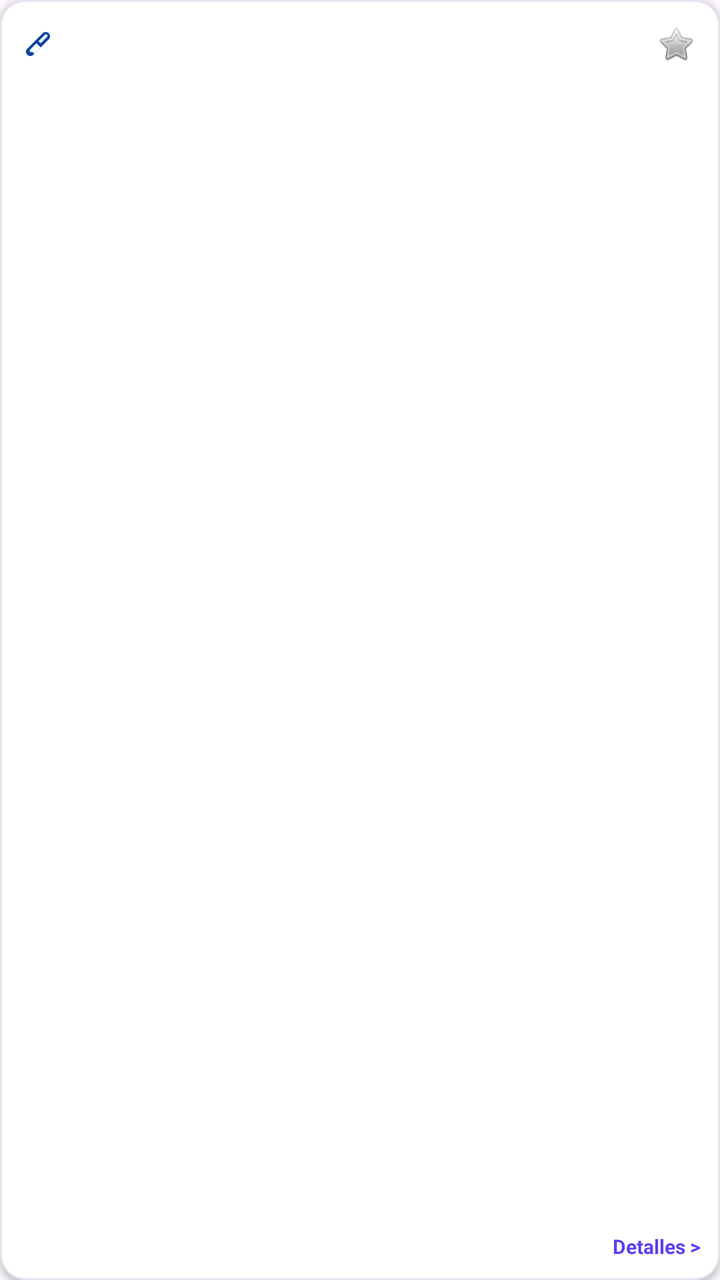
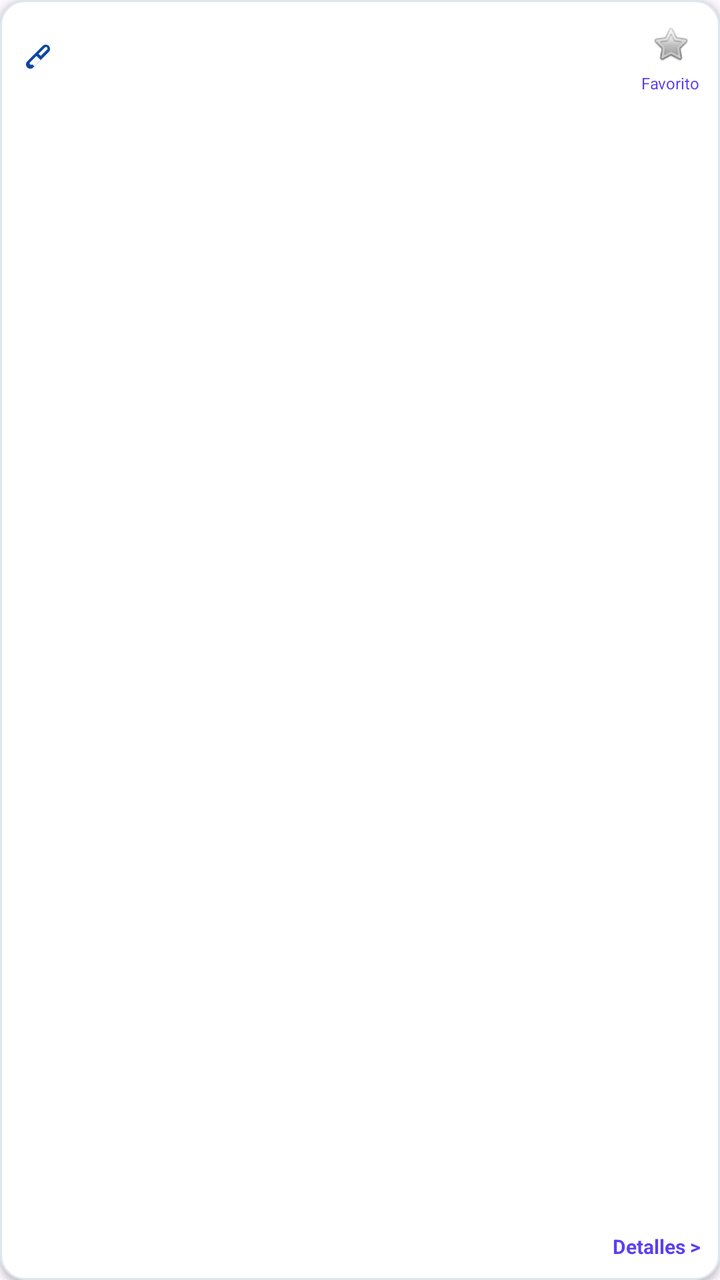

Compare the two renders of this Android layout. The source of the first and the diff that turns it into the second are given below.
<!-- AndroidManifest.xml: application theme Theme.AplicacionMovil -->
<!-- res/layout/item_medicamento.xml -->
<?xml version="1.0" encoding="utf-8"?>
<LinearLayout xmlns:android="http://schemas.android.com/apk/res/android"
    xmlns:app="http://schemas.android.com/apk/res-auto"
    android:layout_width="match_parent"
    android:layout_height="wrap_content"
    android:layout_margin="5dp"
    android:background="@drawable/card_medicamento_bg"
    android:elevation="2dp"
    android:orientation="vertical"
    android:padding="10dp">

    <LinearLayout
        android:layout_width="match_parent"
        android:layout_height="wrap_content"
        android:gravity="center_vertical"
        android:orientation="horizontal"
        android:layout_marginBottom="6dp">

        <ImageView
            android:id="@+id/imgMedicamentoIcono"
            android:layout_width="18dp"
            android:layout_height="18dp"
            android:layout_marginEnd="6dp"
            android:src="@drawable/ic_analgesico"
            app:tint="#0D47A1" />

        <TextView
            android:id="@+id/txtNombre"
            android:layout_width="0dp"
            android:layout_weight="1"
            android:layout_height="wrap_content"
            android:ellipsize="end"
            android:maxLines="2"
            android:textColor="#0D47A1"
            android:textSize="12sp"
            android:textStyle="bold" />

        <ImageView
            android:id="@+id/btnEstrella"
            android:layout_width="24dp"
            android:layout_height="24dp"
            android:src="@android:drawable/btn_star_big_off"
            android:padding="2dp" />
    </LinearLayout>

    <TextView
        android:id="@+id/txtDosis"
        android:layout_width="match_parent"
        android:layout_height="wrap_content"
        android:ellipsize="end"
        android:maxLines="1"
        android:textColor="#666666"
        android:textSize="10sp"
        android:layout_marginBottom="12dp" />

    <View
        android:layout_width="match_parent"
        android:layout_height="0dp"
        android:layout_weight="1" />

    <TextView
        android:id="@+id/txtDetallesLink"
        android:layout_width="wrap_content"
        android:layout_height="wrap_content"
        android:layout_gravity="end"
        android:text="Detalles >"
        android:textColor="#5b3ff1"
        android:textSize="10sp"
        android:textStyle="bold" />
</LinearLayout>
<!-- resources referenced by this layout -->
<resources>
  <!-- drawable card_medicamento_bg (drawable) -->
  <?xml version="1.0" encoding="utf-8"?>
  <shape xmlns:android="http://schemas.android.com/apk/res/android">
      <solid android:color="#FFFFFF" /> 
      <corners android:radius="12dp" />  
      <stroke android:width="1dp" android:color="#E0E6ED" /> 
  </shape>
  <!-- drawable ic_analgesico (drawable) -->
  <vector xmlns:android="http://schemas.android.com/apk/res/android"
      android:width="24dp"
      android:height="24dp"
      android:viewportWidth="24"
      android:viewportHeight="24">
      <path
          android:fillColor="#000000"
          android:pathData="M19.18,4.82c-1.11,-1.11 -2.93,-1.11 -4.04,0L4.82,15.14c-1.11,1.11 -1.11,2.93 0,4.04s2.93,1.11 4.04,0L19.18,8.86c1.11,-1.11 1.11,-2.93 0,-4.04zM8.16,17.14c-0.39,0.39 -1.02,0.39 -1.41,0s-0.39,-1.02 0,-1.41L11,11.5l2.83,2.83 -4.24,4.24zM15.24,12.91l-2.83,-2.83 4.24,-4.24c0.39,-0.39 1.02,-0.39 1.41,0s0.39,1.02 0,1.41l-4.24,4.24z"/>
  </vector>
  <style name="Theme.AplicacionMovil" parent="Base.Theme.AplicacionMovil" />
  <style name="Base.Theme.AplicacionMovil" parent="Theme.Material3.DayNight.NoActionBar">
          
          
      </style>
</resources>

<!-- the commit's change to res/layout/item_medicamento.xml (unified diff, before → after) -->
@@ -35,12 +35,30 @@
             android:textSize="12sp"
             android:textStyle="bold" />
 
-        <ImageView
-            android:id="@+id/btnEstrella"
-            android:layout_width="24dp"
-            android:layout_height="24dp"
-            android:src="@android:drawable/btn_star_big_off"
-            android:padding="2dp" />
+        
+        <LinearLayout
+            android:layout_width="wrap_content"
+            android:layout_height="wrap_content"
+            android:orientation="vertical"
+            android:gravity="center">
+
+            <ImageView
+                android:id="@+id/btnEstrella"
+                android:layout_width="24dp"
+                android:layout_height="24dp"
+                android:src="@android:drawable/btn_star_big_off"
+                android:padding="2dp" />
+
+            <TextView
+                android:layout_width="wrap_content"
+                android:layout_height="wrap_content"
+                android:text="Favorito"
+                android:textSize="8sp"
+                android:textColor="#5b3ff1"
+                android:layout_marginTop="2dp"/>
+
+        </LinearLayout>
+
     </LinearLayout>
 
     <TextView
@@ -67,4 +85,5 @@
         android:textColor="#5b3ff1"
         android:textSize="10sp"
         android:textStyle="bold" />
+
 </LinearLayout>
